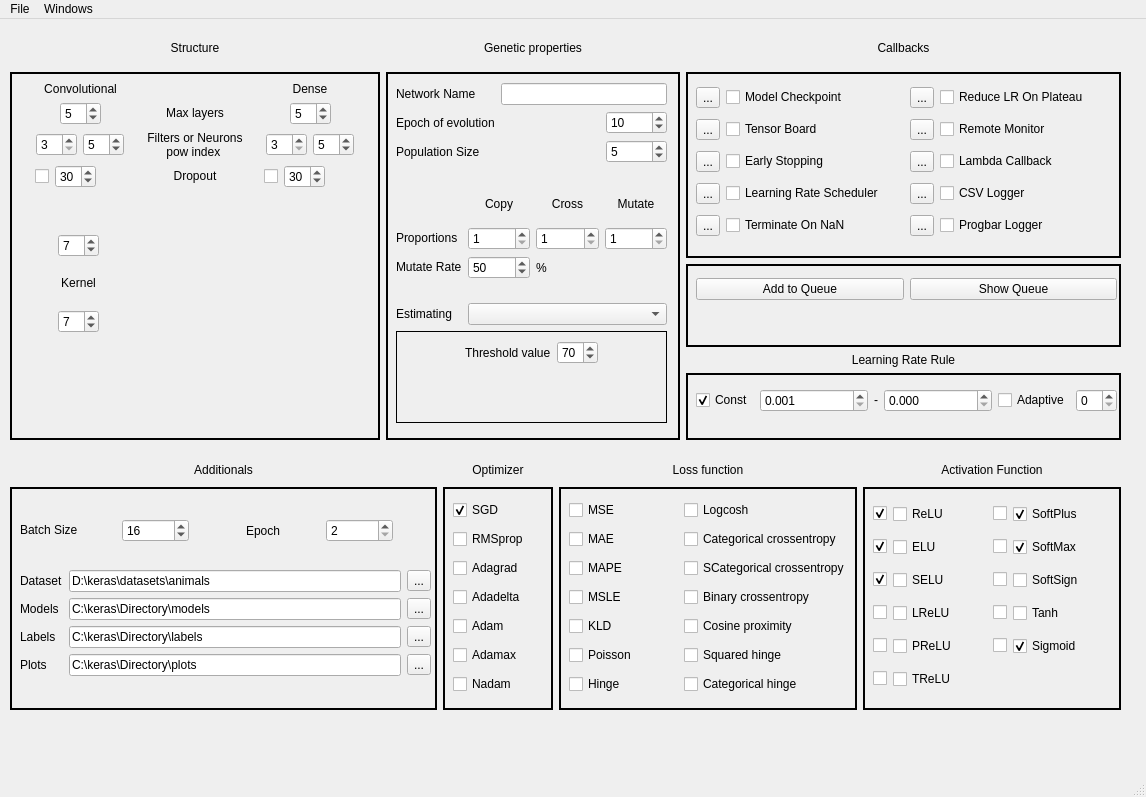
RinnetenseiQ/NN_Family_Creater_PythonQt, file Forms/Parents/Designer_gui/c2d_GUI.ui: the form before one commit.
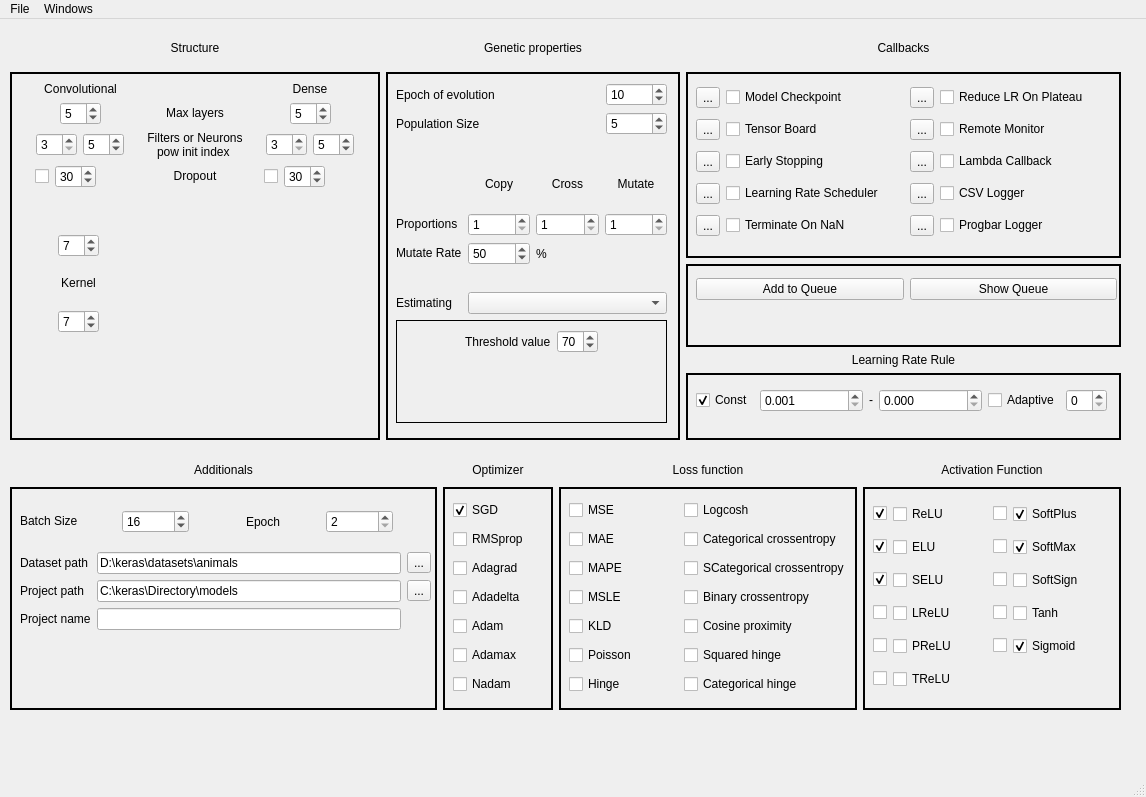
The form after the commit. Icons and pictures are not drawn.

Commit message:
changes: -latest project oriented virsion
- bug list:
   #1 - filters mutation
   #2 - plot showing epoch -1  #fixed
   #3 - neurons numb can be less than numb of classes, also can be as #1
   #4 - GPU computation #fixed
   #5 - ax2, ax3 plotting is questionably #fixed
   #6 - widgets moves out #fixed

Diff of the .ui file:
```diff
--- a/Forms/Parents/Designer_gui/c2d_GUI.ui
+++ b/Forms/Parents/Designer_gui/c2d_GUI.ui
@@ -85,7 +85,7 @@
           <x>10</x>
           <y>10</y>
           <width>411</width>
-          <height>201</height>
+          <height>146</height>
          </rect>
         </property>
         <layout class="QVBoxLayout" name="verticalLayout_6" stretch="1,5">
@@ -198,58 +198,16 @@
          <item>
           <layout class="QGridLayout" name="gridLayout">
            <item row="2" column="0">
-            <widget class="QLabel" name="label_5">
-             <property name="text">
-              <string>Labels</string>
-             </property>
-            </widget>
-           </item>
-           <item row="0" column="1">
-            <widget class="QLineEdit" name="DatasetPath_LE">
-             <property name="text">
-              <string>D:\keras\datasets\animals</string>
-             </property>
-            </widget>
-           </item>
-           <item row="1" column="1">
-            <widget class="QLineEdit" name="ModelPath_LE">
-             <property name="text">
-              <string>C:\keras\Directory\models</string>
-             </property>
-            </widget>
-           </item>
-           <item row="2" column="1">
-            <widget class="QLineEdit" name="Labels_LE">
-             <property name="text">
-              <string>C:\keras\Directory\labels</string>
-             </property>
-            </widget>
-           </item>
-           <item row="3" column="0">
-            <widget class="QLabel" name="label_3">
-             <property name="text">
-              <string>Plots</string>
-             </property>
-            </widget>
-           </item>
-           <item row="3" column="1">
-            <widget class="QLineEdit" name="PlotsPath_LE">
-             <property name="text">
-              <string>C:\keras\Directory\plots</string>
-             </property>
-            </widget>
-           </item>
-           <item row="1" column="0">
             <widget class="QLabel" name="label_4">
              <property name="text">
-              <string>&lt;html&gt;&lt;head/&gt;&lt;body&gt;&lt;p&gt;Models&lt;/p&gt;&lt;/body&gt;&lt;/html&gt;</string>
+              <string>&lt;html&gt;&lt;head/&gt;&lt;body&gt;&lt;p&gt;Project path&lt;/p&gt;&lt;/body&gt;&lt;/html&gt;</string>
              </property>
             </widget>
            </item>
            <item row="0" column="0">
             <widget class="QLabel" name="label_7">
              <property name="text">
-              <string>Dataset</string>
+              <string>Dataset path</string>
              </property>
             </widget>
            </item>
@@ -260,10 +218,17 @@
              </property>
             </widget>
            </item>
-           <item row="1" column="2">
-            <widget class="QToolButton" name="ModelsPath_TB">
+           <item row="0" column="1">
+            <widget class="QLineEdit" name="DatasetPath_LE">
              <property name="text">
-              <string>...</string>
+              <string>D:\keras\datasets\animals</string>
+             </property>
+            </widget>
+           </item>
+           <item row="2" column="1">
+            <widget class="QLineEdit" name="project_path_LE">
+             <property name="text">
+              <string>C:\keras\Directory\models</string>
              </property>
             </widget>
            </item>
@@ -274,13 +239,16 @@
              </property>
             </widget>
            </item>
-           <item row="3" column="2">
-            <widget class="QToolButton" name="PlotPath_TB">
+           <item row="3" column="0">
+            <widget class="QLabel" name="label_15">
              <property name="text">
-              <string>...</string>
+              <string>Project name</string>
              </property>
             </widget>
            </item>
+           <item row="3" column="1">
+            <widget class="QLineEdit" name="project_name_LE"/>
+           </item>
           </layout>
          </item>
         </layout>
@@ -1093,7 +1061,7 @@
              <rect>
               <x>10</x>
               <y>10</y>
-              <width>421</width>
+              <width>411</width>
               <height>35</height>
              </rect>
             </property>
@@ -1499,7 +1467,7 @@
            <item row="2" column="1">
             <widget class="QLabel" name="label_12">
              <property name="text">
-              <string>&lt;html&gt;&lt;head/&gt;&lt;body&gt;&lt;p align=&quot;center&quot;&gt;Filters or Neurons&lt;br/&gt;pow index &lt;/p&gt;&lt;/body&gt;&lt;/html&gt;</string>
+              <string>&lt;html&gt;&lt;head/&gt;&lt;body&gt;&lt;p align=&quot;center&quot;&gt;Filters or Neurons&lt;br/&gt;pow init index &lt;/p&gt;&lt;/body&gt;&lt;/html&gt;</string>
              </property>
             </widget>
            </item>
@@ -1706,16 +1674,6 @@
              </item>
             </layout>
            </item>
-           <item row="0" column="0">
-            <widget class="QLabel" name="label_15">
-             <property name="text">
-              <string>Network Name</string>
-             </property>
-            </widget>
-           </item>
-           <item row="0" column="1">
-            <widget class="QLineEdit" name="netName_LE"/>
-           </item>
            <item row="1" column="0">
             <widget class="QLabel" name="label_18">
              <property name="text">
```
Left out of the diff: 2 changed lines with no effect on the pictures. The commit also changes 40 other files.
